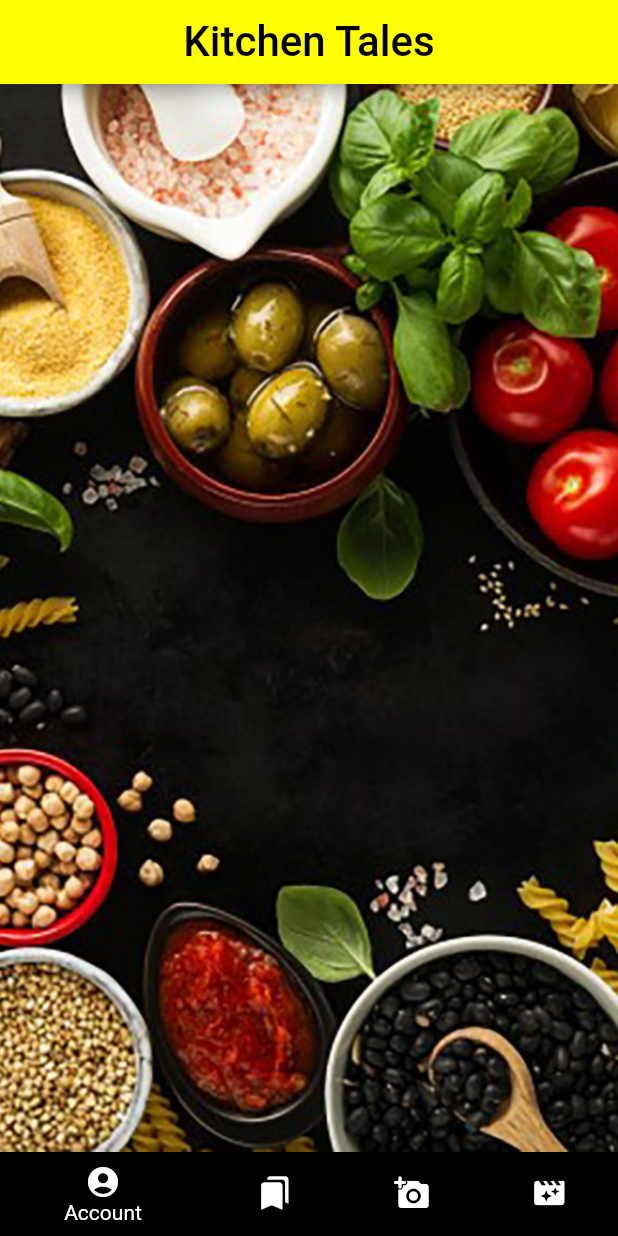
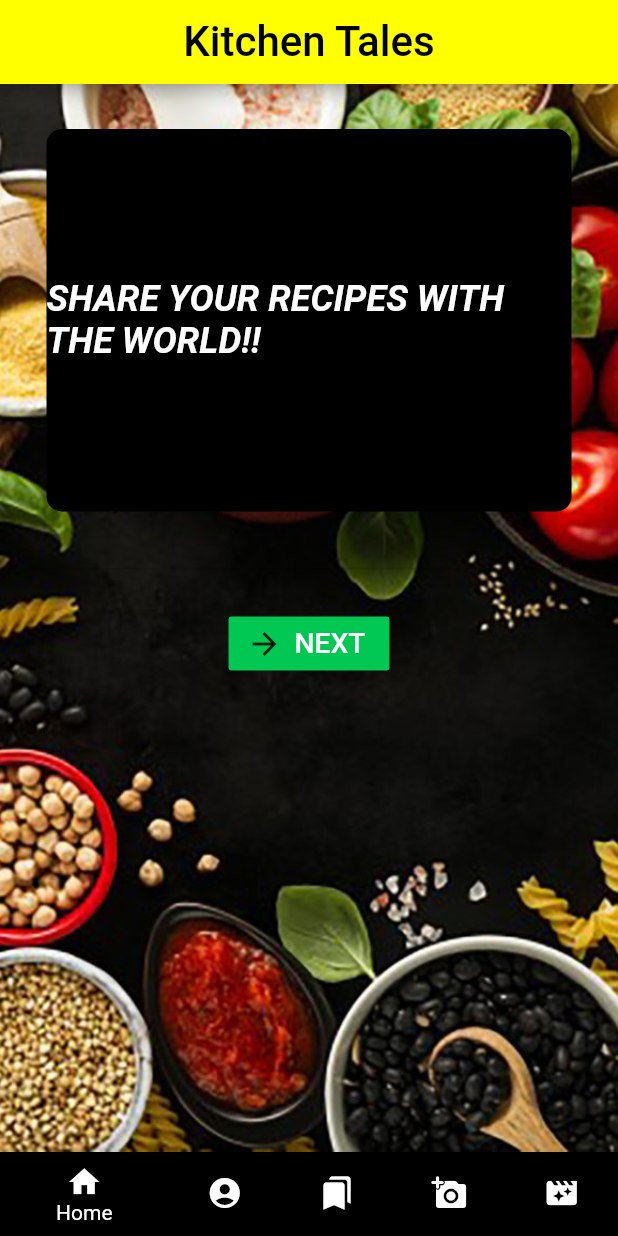
Before and after one commit to rajeshgayathri2003/Hackathon, a Flutter app: the screen it shows after launch, on a phone screen of 412 x 824 dp. Run offline on Flutter 3.47's test engine with Material 2 defaults, Android fonts, the phone set to English and light mode, and no system bars; our stand-ins replace google_fonts, image_picker, youtube_player_flutter; missing offline and left inert: screen; Roboto replaces fonts that are missing (YanoneKaffeesatz-VariableFont_wght).

Commit message:
home and account

```diff
--- a/kitchen_tales/lib/main.dart
+++ b/kitchen_tales/lib/main.dart
@@ -5,6 +5,8 @@ import 'ui/youtube.dart';
 import 'ui/home_screen.dart';
 import 'ui/home.dart';
 import 'ui/home_screen.dart';
+import 'ui/account.dart';
+import 'ui/quotes.dart';
 
 void main() {
   runApp(new MaterialApp(
@@ -36,12 +38,8 @@ class MyHomePage extends StatefulWidget {
 class _MyHomePageState extends State<MyHomePage> {
   int _currentIndex = 0;
   final tabs = [
-    Container(
-      constraints: BoxConstraints.expand(),
-      decoration: BoxDecoration(
-          image: DecorationImage(
-              image: AssetImage("images/background.png"), fit: BoxFit.cover)),
-    ),
+    Wisdom(),
+    BizCard(),
     HomeScreen(),
     post(),
     player()
@@ -64,6 +62,10 @@ class _MyHomePageState extends State<MyHomePage> {
       bottomNavigationBar: BottomNavigationBar(
         currentIndex: _currentIndex,
         items: [
+          BottomNavigationBarItem(
+              backgroundColor: Colors.black,
+              icon: Icon(Icons.home),
+              title: Text("Home")),
           BottomNavigationBarItem(
               backgroundColor: Colors.black,
               icon: Icon(Icons.account_circle),
--- /dev/null
+++ b/kitchen_tales/lib/ui/quotes.dart
@@ -0,0 +1,77 @@
+
+import 'package:flutter/material.dart';
+
+
+class Wisdom extends StatefulWidget {
+  @override
+  _WisdomState createState() => _WisdomState();
+}
+
+class _WisdomState extends State<Wisdom> {
+  int _index = 0;
+  List quotes = [
+    "SHARE YOUR RECIPES WITH THE WORLD!!",
+    "DESTRESS YOURSELF BY COOKING!!",
+    "BEAT THE BORING LOCKDOWN WITH THESE DISHES!!",
+    "MEET FOODIES ALL AROUND THE WORLD!!",
+  ];
+
+  @override
+  Widget build(BuildContext context) {
+    return Scaffold(
+      body: Container(
+        constraints: BoxConstraints.expand(),
+        decoration: BoxDecoration(
+            image: DecorationImage(
+                image: AssetImage("images/background.png"), fit: BoxFit.cover)),
+        child: Column(
+          mainAxisAlignment: MainAxisAlignment.center,
+          children: <Widget>[
+            Expanded(
+              child: Center(
+                child: Container(
+                    width: 350,
+                    height: 500,
+                    margin: EdgeInsets.all(30.0),
+                    decoration: BoxDecoration(
+                        color: Colors.black,
+                        borderRadius: BorderRadius.circular(10)),
+                    child: Center(
+                        child: Text(
+                      quotes[_index % quotes.length],
+                      style: TextStyle(
+                          color: Colors.white,
+                          fontStyle: FontStyle.italic,
+                          fontWeight: FontWeight.bold,
+                          fontSize: 24),
+                    ))),
+              ),
+            ),
+            Divider(
+              thickness: 1.3,
+            ),
+            Padding(
+              padding: const EdgeInsets.only(top: 18.0),
+              child: FlatButton.icon(
+                  onPressed: _showQuote,
+                  color: Colors.greenAccent.shade700,
+                  icon: Icon(Icons.arrow_forward),
+                  label: Text(
+                    "NEXT",
+                    style: TextStyle(fontSize: 18.8, color: Colors.white),
+                  )),
+            ),
+            Spacer()
+          ],
+        ),
+      ),
+    );
+  }
+
+  void _showQuote() {
+    //increment our index/counter by 1
+    setState(() {
+      _index += 1;
+    });
+  }
+}
```
Also changed, not shown: kitchen_tales/lib/ui/account.dart (added, +69 -0 lines), kitchen_tales/pubspec.yaml (+1 -10 lines), kitchen_tales/images/account.jpg (added), 4 other files.
